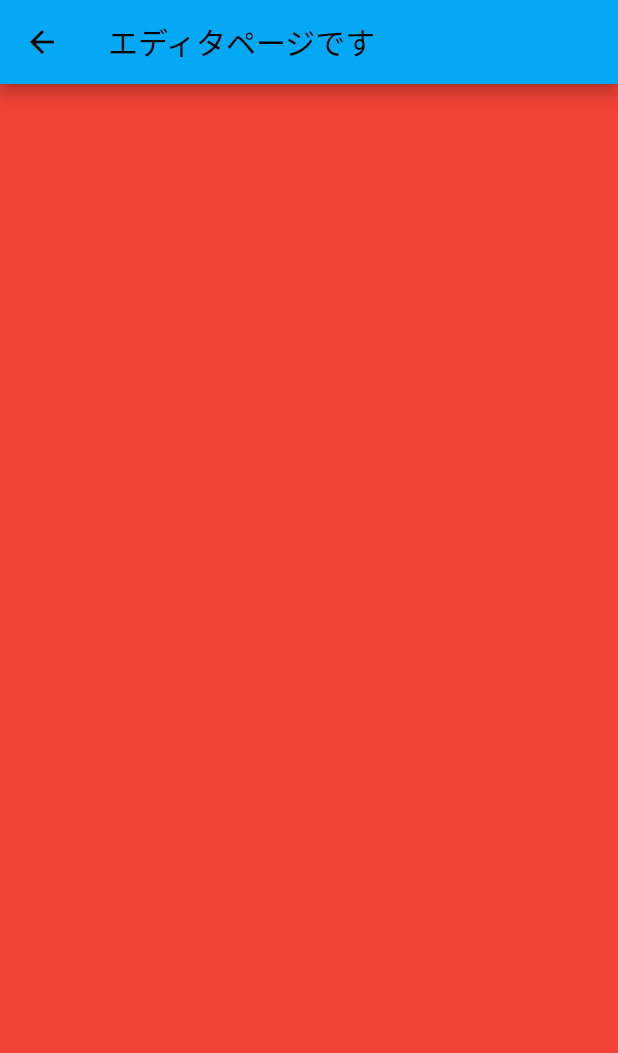
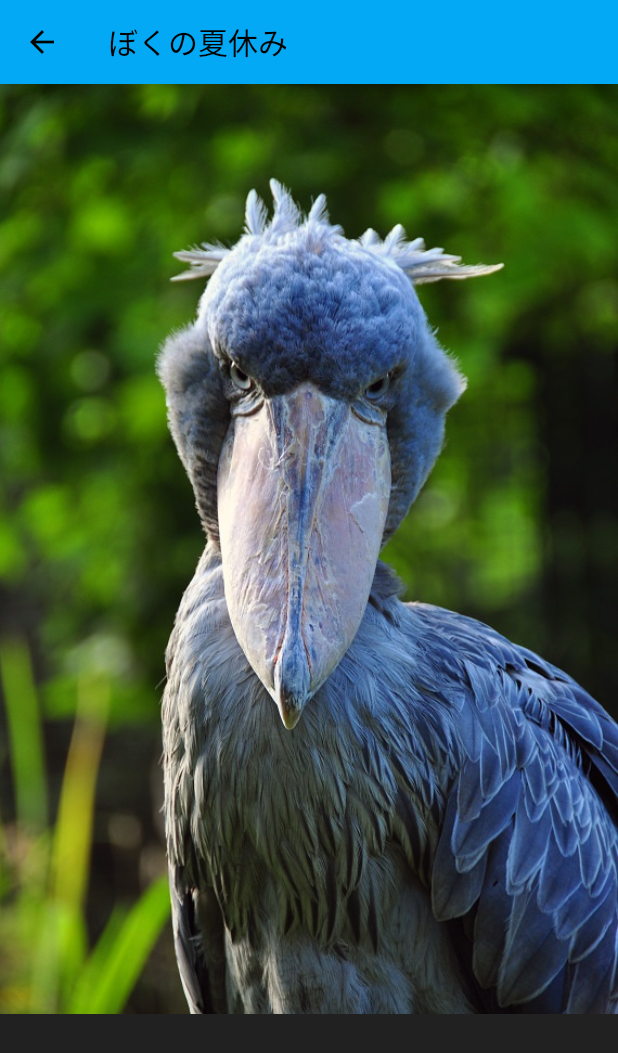
Before and after one commit to kutsu-4ta/flick_editor, a Flutter app: the screen it shows after launch, after a tap on the "add" icon, on a phone screen of 412 x 824 dp. Shown: the top 1053 px of the screen. Run offline on Flutter 3.47's test engine with Material 2 defaults, Android fonts, the phone set to English and light mode, and no system bars.

Commit message:
chore:画像の表示実装

```diff
--- a/StudioProjects/flick_editter/lib/edit_page.dart
+++ b/StudioProjects/flick_editter/lib/edit_page.dart
@@ -1,14 +1,23 @@
 import 'package:flutter/material.dart';
 
 class EditPage extends StatelessWidget {
+  // イニシャライザ
+  EditPage(this.post);
+  String post;
+
   @override
   Widget build(BuildContext context) {
     return Scaffold(
       appBar: AppBar(
-        title: Text('エディタページです'),
+        title: Text(post),
       ),
       body: Container(
-        color: Colors.red,
+        child: Column(
+            children: [
+              Image.asset('images/hashibirokou.jpg'),
+            ],
+        ),
+        color: Colors.black87,
       ),
     );
   }
--- a/StudioProjects/flick_editter/lib/main.dart
+++ b/StudioProjects/flick_editter/lib/main.dart
@@ -35,7 +35,7 @@ class MyApp extends StatelessWidget {
   /// [説明]
   /// アプリのホーム画面クラス
   /// 静的クラスで設定される
-  /// 子クラスは fina　を使って終了すること
+  /// final でインスタンスを生成する感じか？
 class MyHomePage extends StatefulWidget {
   const MyHomePage({Key? key, required this.title}) : super(key: key);
 
@@ -47,12 +47,16 @@ class MyHomePage extends StatefulWidget {
 
   /// [説明] ホーム画面のStateクラス
 class _MyHomePageState extends State<MyHomePage> {
-  int _counter = 0;
+  // デモのカウンタ
+  // int _counter = 0;
+
+  // ファイルの名前
 
   /// [説明] カウンタのメイン処理
   /// @param    void
   /// @return   void
   void _incrementCounter() {
+    // デモのカウンタ
     // setState(() {
     //   // This call to setState tells the Flutter framework that something has
     //   // changed in this State, which causes it to rerun the build method below
@@ -63,7 +67,7 @@ class _MyHomePageState extends State<MyHomePage> {
 
     Navigator.push(
       context,
-      MaterialPageRoute(builder: (context) => EditPage()),
+      MaterialPageRoute(builder: (context) => EditPage("ぼくの夏休み")),
     );
   }
 
@@ -102,12 +106,16 @@ class _MyHomePageState extends State<MyHomePage> {
           children: <Widget>[
             const Text(
               // textの文字列
-              'ボタンを押してください:',
+              'ボタンを押して作成',
             ),
             Text(
+              // デモのカウンタ
               // textのスタイル
-              '$_counter',
+              // '$_counter',
+              "Let's make it!!",
               style: Theme.of(context).textTheme.headline4,
+
+
             ),
           ],
         ),
--- a/StudioProjects/flick_editter/pubspec.yaml
+++ b/StudioProjects/flick_editter/pubspec.yaml
@@ -58,7 +58,8 @@ flutter:
   uses-material-design: true
 
   # To add assets to your application, add an assets section, like this:
-  # assets:
+  assets:
+    - images/hashibirokou.jpg
   #   - images/a_dot_burr.jpeg
   #   - images/a_dot_ham.jpeg
 
```
Also changed, not shown: StudioProjects/flick_editter/images/hashibirokou.jpg (added).
